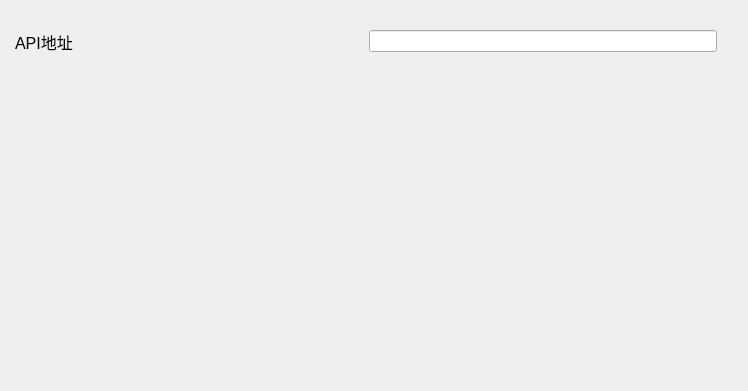
Zao-chen/ZcChat2, file windows/setting/child/settingchild_vits.ui: the form before one commit.
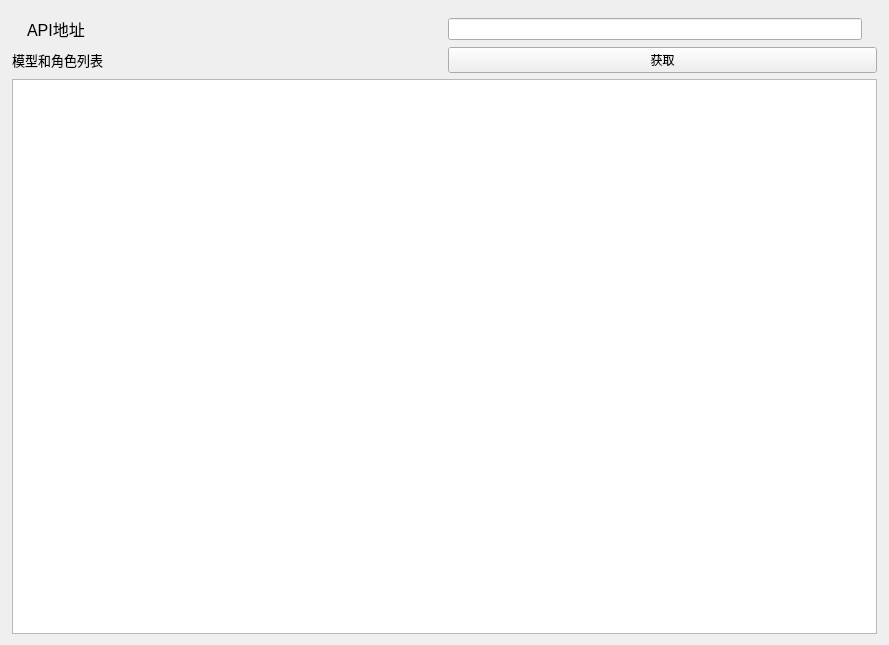
The form after the commit. The open tabs and pages were chosen to show the change. Custom widgets are drawn as their Qt base class.

What changed in the file:
```diff
--- a/windows/setting/child/settingchild_vits.ui
+++ b/windows/setting/child/settingchild_vits.ui
@@ -6,22 +6,110 @@
    <rect>
     <x>0</x>
     <y>0</y>
-    <width>748</width>
-    <height>391</height>
+    <width>889</width>
+    <height>645</height>
    </rect>
   </property>
   <property name="windowTitle">
    <string>Form</string>
   </property>
+  <layout class="QVBoxLayout" name="verticalLayout">
+   <property name="leftMargin">
+    <number>12</number>
+   </property>
+   <property name="rightMargin">
+    <number>12</number>
+   </property>
+   <item>
+    <widget class="ElaBreadcrumbBar" name="BreadcrumbBar" native="true"/>
+   </item>
+   <item>
+    <widget class="ZcStackedWidget" name="stackedWidget">
+     <property name="currentIndex">
+      <number>0</number>
+     </property>
+     <widget class="QWidget" name="page_Choose">
+      <layout class="QVBoxLayout" name="verticalLayout_2">
+       <property name="leftMargin">
+        <number>0</number>
+       </property>
+       <property name="topMargin">
+        <number>0</number>
+       </property>
+       <property name="rightMargin">
+        <number>0</number>
+       </property>
+       <property name="bottomMargin">
+        <number>0</number>
+       </property>
+       <item>
+        <widget class="ElaScrollPageArea" name="widget" native="true">
+         <layout class="QHBoxLayout" name="horizontalLayout">
+          <property name="leftMargin">
+           <number>15</number>
+          </property>
+          <property name="topMargin">
+           <number>0</number>
+          </property>
+          <property name="rightMargin">
+           <number>15</number>
+          </property>
+          <property name="bottomMargin">
+           <number>0</number>
+          </property>
+          <item>
+           <widget class="ElaText" name="label">
+            <property name="font">
+             <font>
+              <pointsize>12</pointsize>
+             </font>
+            </property>
+            <property name="text">
+             <string>vits-simple-api</string>
+            </property>
+           </widget>
+          </item>
+          <item>
+           <widget class="ElaPushButton" name="pushButton_VSA_Set">
+            <property name="text">
+             <string>配置</string>
+            </property>
+           </widget>
+          </item>
+         </layout>
+        </widget>
+       </item>
+       <item>
+        <spacer name="verticalSpacer">
+         <property name="orientation">
+          <enum>Qt::Orientation::Vertical</enum>
+         </property>
+         <property name="sizeHint" stdset="0">
+          <size>
+           <width>20</width>
+           <height>40</height>
+          </size>
+         </property>
+        </spacer>
+       </item>
+      </layout>
+     </widget>
+     <widget class="QWidget" name="page_Set">
+      <layout class="QVBoxLayout" name="verticalLayout_3">
+       <property name="leftMargin">
+        <number>0</number>
+       </property>
+       <property name="topMargin">
+        <number>0</number>
+       </property>
+       <property name="rightMargin">
+        <number>0</number>
+       </property>
+       <property name="bottomMargin">
+        <number>0</number>
+       </property>
+       <item>
   <widget class="ElaScrollPageArea" name="widget_SelectChar" native="true">
-   <property name="geometry">
-    <rect>
-     <x>0</x>
-     <y>30</y>
-     <width>732</width>
-     <height>23</height>
-    </rect>
-   </property>
    <layout class="QHBoxLayout" name="horizontalLayout_2" stretch="1,1">
     <property name="leftMargin">
      <number>15</number>
@@ -52,16 +140,91 @@
     </item>
    </layout>
   </widget>
-  <widget class="ElaBreadcrumbBar" name="BreadcrumbBar" native="true">
-   <property name="geometry">
-    <rect>
-     <x>10</x>
-     <y>20</y>
-     <width>659</width>
-     <height>10</height>
-    </rect>
-   </property>
-  </widget>
+       </item>
+       <item>
+        <layout class="QHBoxLayout" name="horizontalLayout_7">
+         <property name="topMargin">
+          <number>0</number>
+         </property>
+         <item>
+          <widget class="ElaText" name="label_6">
+           <property name="font">
+            <font>
+             <pointsize>10</pointsize>
+            </font>
+           </property>
+           <property name="text">
+            <string>模型和角色列表</string>
+           </property>
+          </widget>
+         </item>
+         <item>
+          <widget class="ElaPushButton" name="pushButton_LoadModelAndSpeakerlList">
+           <property name="text">
+            <string>获取</string>
+           </property>
+          </widget>
+         </item>
+        </layout>
+       </item>
+       <item>
+        <widget class="ElaListView" name="listView_ModelAndSpeakerlList">
+         <property name="styleSheet">
+          <string notr="true">/* 去除滚动条的边框和背景 */
+QScrollBar:vertical {
+    border: none;              /* 去除边框 */
+    background: transparent;   /* 背景透明 */
+    width: 8px;                /* 设置滚动条的宽度 */
+}
+
+QScrollBar::handle:vertical {
+    background: rgba(136, 136, 136, 0.5);
+    border-radius: 4px;
+}
+
+
+/* 滑块悬停时的颜色变化 */
+QScrollBar::handle:vertical:hover {
+    background: rgba(136, 136, 136, 0.8);  /* 滑块悬停时的颜色 */
+}
+
+/* 去除滚动条上下箭头按钮 */
+QScrollBar::add-line:vertical, QScrollBar::sub-line:vertical {
+    background: transparent; /* 去除上下箭头 */
+    border: none;             /* 去除箭头边框 */
+    height: 0px;              /* 强制去除箭头按钮 */
+}
+
+/* 滚动条轨道样式 */
+QScrollBar::groove:vertical {
+    background: transparent;   /* 设置轨道背景为透明 */
+    border: none;               /* 去除轨道的边框 */
+    width: 8px;                 /* 设置轨道的宽度 */
+}
+
+/* 设置滚动条范围变化时的显示效果 */
+QScrollBar:vertical:disabled {
+    background: transparent;  /* 禁用时的背景色透明 */
+    border: none;              /* 禁用时的边框 */
+}
+</string>
+         </property>
+         <property name="verticalScrollBarPolicy">
+          <enum>Qt::ScrollBarPolicy::ScrollBarAsNeeded</enum>
+         </property>
+         <property name="horizontalScrollBarPolicy">
+          <enum>Qt::ScrollBarPolicy::ScrollBarAsNeeded</enum>
+         </property>
+         <property name="selectionMode">
+          <enum>QAbstractItemView::SelectionMode::NoSelection</enum>
+         </property>
+        </widget>
+       </item>
+      </layout>
+     </widget>
+    </widget>
+   </item>
+  </layout>
  </widget>
  <customwidgets>
   <customwidget>
@@ -75,17 +238,33 @@
    <extends>QLabel</extends>
    <header location="global">elatext.h</header>
   </customwidget>
+  <customwidget>
+   <class>ElaPushButton</class>
+   <extends>QPushButton</extends>
+   <header location="global">elapushbutton.h</header>
+  </customwidget>
   <customwidget>
    <class>ElaScrollPageArea</class>
    <extends>QWidget</extends>
    <header location="global">elascrollpagearea.h</header>
    <container>1</container>
   </customwidget>
+  <customwidget>
+   <class>ZcStackedWidget</class>
+   <extends>QStackedWidget</extends>
+   <header location="global">zcstackedwidget.h</header>
+   <container>1</container>
+  </customwidget>
   <customwidget>
    <class>ElaLineEdit</class>
    <extends>QLineEdit</extends>
    <header location="global">elalineedit.h</header>
   </customwidget>
+  <customwidget>
+   <class>ElaListView</class>
+   <extends>QListView</extends>
+   <header location="global">elalistview.h</header>
+  </customwidget>
  </customwidgets>
  <resources/>
  <connections/>
```
Left out of the diff: 2 changed lines with no effect on the pictures. Lines whose indentation alone changed are shown as unchanged.
